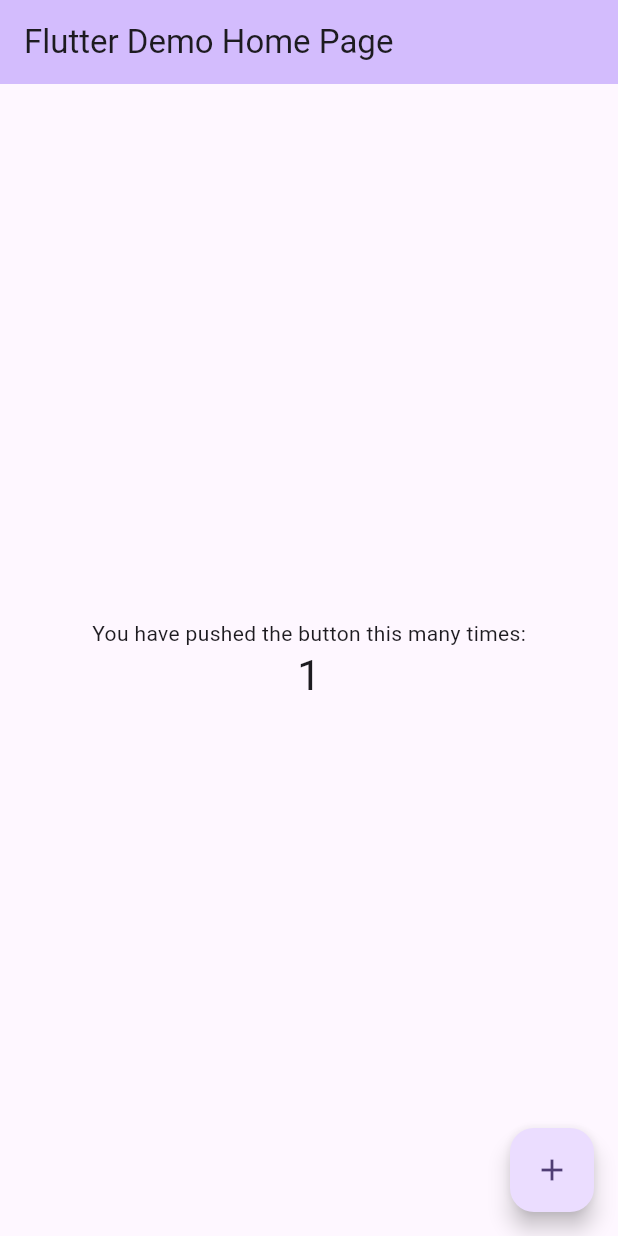
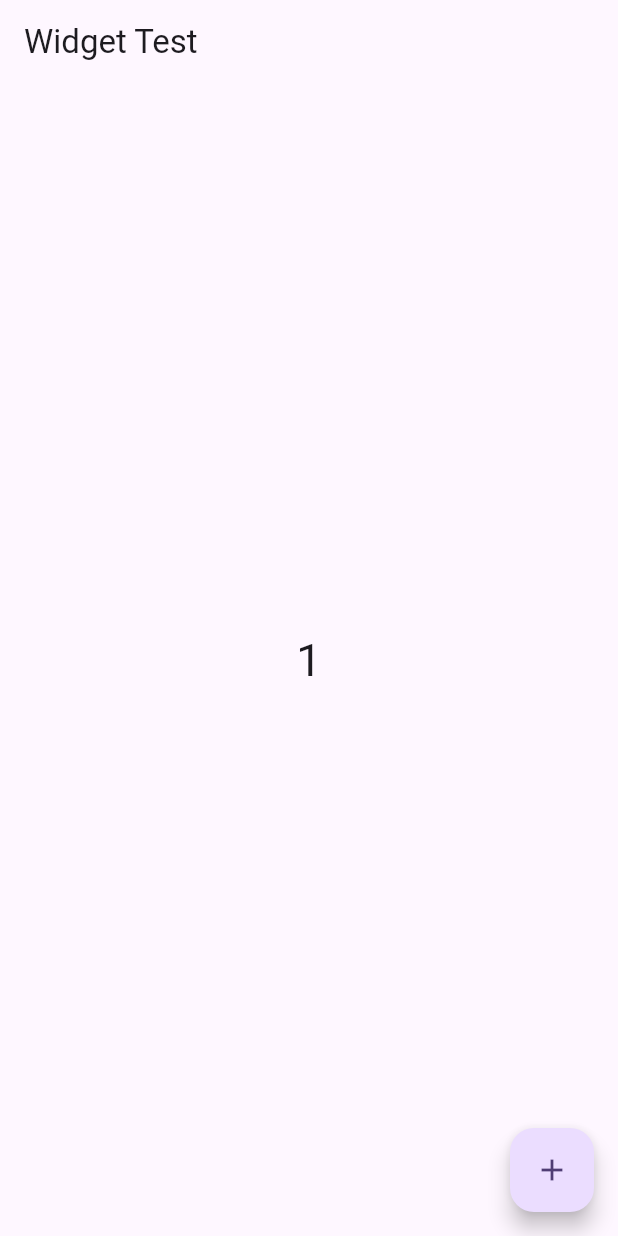
Before and after one commit to Kareemm0/testing_application, a Flutter app: the screen it shows after launch, after a tap on the "add" icon, on a phone screen of 412 x 824 dp. Run offline on Flutter 3.47's test engine with Material 3 defaults, Android fonts, the phone set to English and light mode, and no system bars.

Commit message:
feat: widget testing

```diff
--- /dev/null
+++ b/lib/counter_screen.dart
@@ -0,0 +1,33 @@
+import 'package:flutter/material.dart';
+
+class CounterScreen extends StatefulWidget {
+  const CounterScreen({super.key});
+  @override
+  State<CounterScreen> createState() => _CounterScreenState();
+}
+
+class _CounterScreenState extends State<CounterScreen> {
+  int counter = 0;
+  @override
+  Widget build(BuildContext context) {
+    return Scaffold(
+      appBar: AppBar(title: const Text("Widget Test")),
+      body: Center(
+        child: Text(
+          '$counter',
+          key: const Key('counter_text'),
+          style: const TextStyle(fontSize: 30),
+        ),
+      ),
+      floatingActionButton: FloatingActionButton(
+        key: const Key('increment_button'),
+        onPressed: () {
+          setState(() {
+            counter++;
+          });
+        },
+        child: const Icon(Icons.add),
+      ),
+    );
+  }
+}
--- a/lib/main.dart
+++ b/lib/main.dart
@@ -1,4 +1,5 @@
 import 'package:flutter/material.dart';
+import 'package:testing_application/counter_screen.dart';
 
 void main() {
   runApp(const MyApp());
@@ -11,6 +12,7 @@ class MyApp extends StatelessWidget {
   @override
   Widget build(BuildContext context) {
     return MaterialApp(
+      debugShowCheckedModeBanner: false,
       title: 'Flutter Demo',
       theme: ThemeData(
         // This is the theme of your application.
@@ -30,7 +32,8 @@ class MyApp extends StatelessWidget {
         // tested with just a hot reload.
         colorScheme: .fromSeed(seedColor: Colors.deepPurple),
       ),
-      home: const MyHomePage(title: 'Flutter Demo Home Page'),
+      home: CounterScreen(),
+      //const MyHomePage(title: 'Flutter Demo Home Page'),
     );
   }
 }
```
Also changed, not shown: 1 other file.
